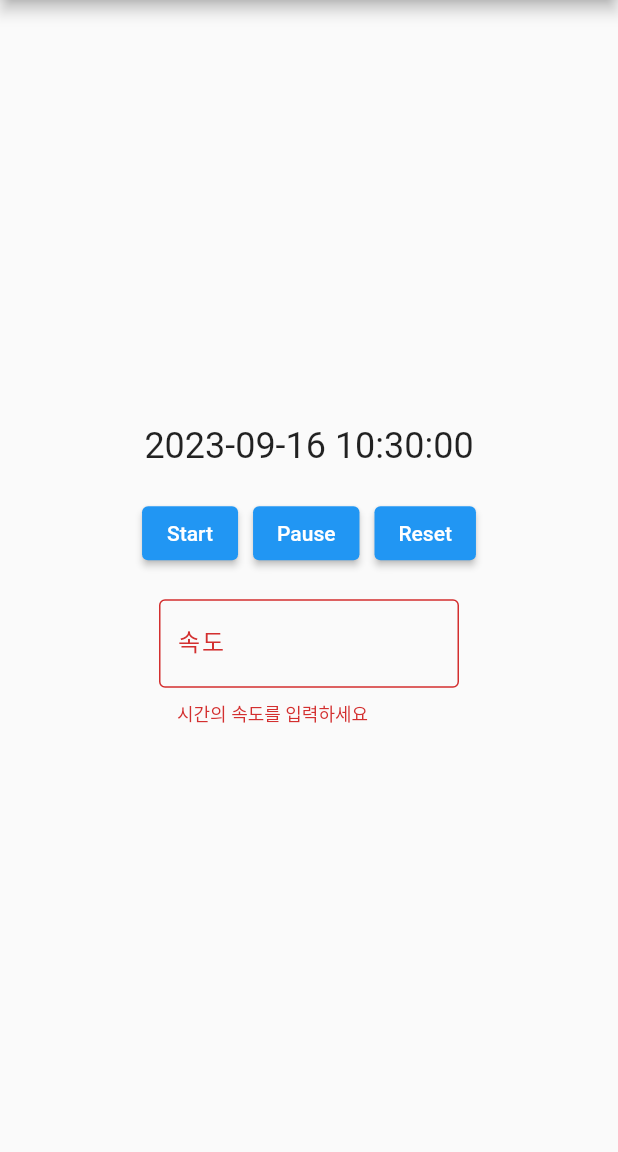
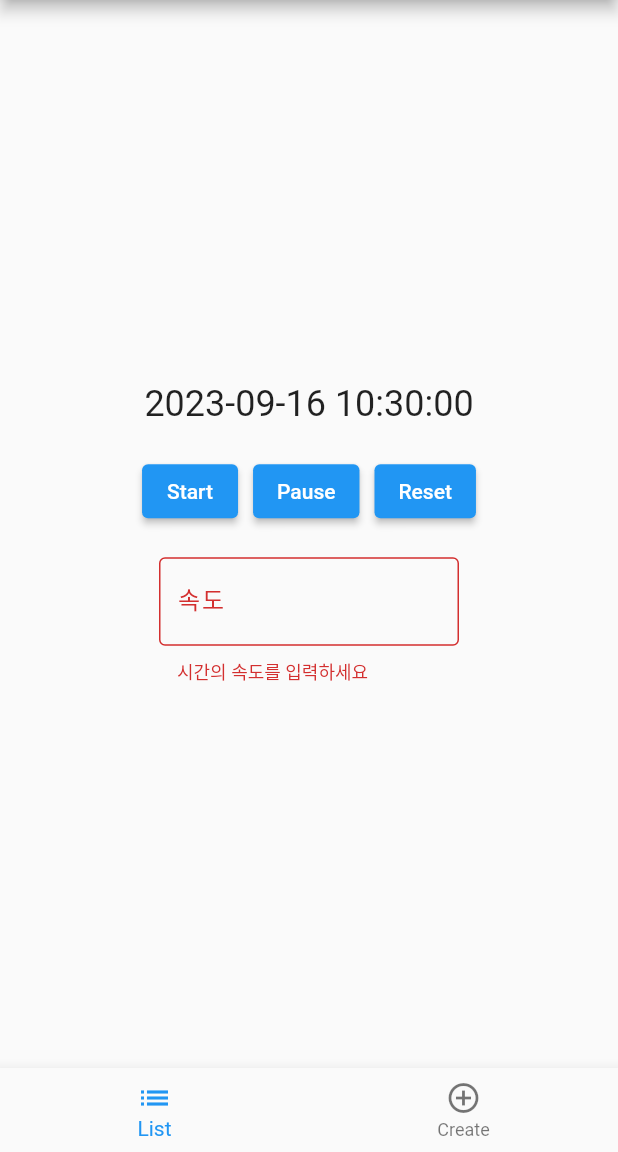
Before and after one commit to sangwoo-sean/if-timer, a Flutter app: the screen it shows after launch, on a phone screen of 412 x 824 dp, the part 84-1236 px from its top. Run offline on Flutter 3.47's test engine with Material 2 defaults, Android fonts, the phone set to English and light mode, and no system bars.

Commit message:
split into files

```diff
--- /dev/null
+++ b/lib/components/CreateTimer.dart
@@ -0,0 +1,95 @@
+import 'dart:async';
+
+import 'package:flutter/material.dart';
+import 'package:intl/intl.dart';
+
+import 'CustomTextField.dart';
+
+class CreateTimer extends StatefulWidget {
+  const CreateTimer({super.key});
+
+  @override
+  State<StatefulWidget> createState() => _CreateTimerState();
+}
+
+class _CreateTimerState extends State<CreateTimer> {
+  int _timePassed = 0;
+  Timer? _ifTimer;
+  bool _isRunning = false;
+  DateTime startTime = DateTime.now();
+  var speed = 1;
+  final TextEditingController _textController = TextEditingController();
+
+  void _startTimer() {
+    if (!_isRunning && _textController.text.isNotEmpty) {
+      setState(() {
+        _isRunning = true;
+        startTime = DateTime.now();
+        speed = int.parse(_textController.text);
+      });
+      _ifTimer = Timer.periodic(const Duration(milliseconds: 1), (timer) {
+        setState(() {
+          _timePassed = _timePassed + speed;
+        });
+      });
+    }
+  }
+
+  void _pauseTimer() {
+    if (_ifTimer != null && _isRunning) {
+      _ifTimer!.cancel();
+      setState(() {
+        _isRunning = false;
+      });
+    }
+  }
+
+  void _resetTimer() {
+    if (_ifTimer != null) {
+      _ifTimer!.cancel();
+      setState(() {
+        _isRunning = false;
+        _timePassed = 0;
+        startTime = DateTime.now();
+      });
+    }
+  }
+
+  @override
+  void dispose() {
+    _ifTimer?.cancel();
+    super.dispose();
+  }
+
+  @override
+  Widget build(BuildContext context) {
+    DateTime ifNow = DateTime.fromMillisecondsSinceEpoch(
+        startTime.millisecondsSinceEpoch + _timePassed);
+    String formattedIfNow = DateFormat('yyyy-MM-dd hh:mm:ss').format(ifNow);
+
+    return Column(
+      mainAxisAlignment: MainAxisAlignment.center,
+      children: <Widget>[
+        Text(formattedIfNow, style: const TextStyle(fontSize: 24)),
+        const SizedBox(height: 20),
+        Row(
+          mainAxisAlignment: MainAxisAlignment.center,
+          children: [
+            ElevatedButton(
+                onPressed: _startTimer, child: const Text('Start')),
+            const SizedBox(width: 10),
+            ElevatedButton(
+                onPressed: _pauseTimer, child: const Text('Pause')),
+            const SizedBox(width: 10),
+            ElevatedButton(
+                onPressed: _resetTimer, child: const Text('Reset')),
+          ],
+        ),
+        const SizedBox(height: 20),
+        CustomTextField(
+          controller: _textController,
+        )
+      ],
+    );
+  }
+}
--- /dev/null
+++ b/lib/components/CustomTextField.dart
@@ -0,0 +1,36 @@
+import 'package:flutter/material.dart';
+
+class CustomTextField extends StatelessWidget {
+  final TextEditingController controller;
+
+  const CustomTextField({required this.controller, Key? key}) : super(key: key);
+
+  @override
+  Widget build(BuildContext context) {
+    return SizedBox(
+      width: 200,
+      child: TextFormField(
+        controller: controller,
+        decoration: InputDecoration(
+          border: const OutlineInputBorder(),
+          labelText: '속도',
+          labelStyle: MaterialStateTextStyle.resolveWith(
+                (Set<MaterialState> states) {
+              final Color color = states.contains(MaterialState.error)
+                  ? Theme.of(context).colorScheme.error
+                  : Colors.blue;
+              return TextStyle(color: color, letterSpacing: 1.3);
+            },
+          ),
+        ),
+        validator: (String? value) {
+          if (value == null || value.isEmpty) {
+            return '시간의 속도를 입력하세요';
+          }
+          return null;
+        },
+        autovalidateMode: AutovalidateMode.always,
+      ),
+    );
+  }
+}
--- a/lib/main.dart
+++ b/lib/main.dart
@@ -1,7 +1,7 @@
-import 'dart:async';
+import 'package:flutter/material.dart';
 
-import 'package:flutter/material.dart';
-import 'package:intl/intl.dart';
+import 'components/CreateTimer.dart';
+import 'components/TimerList.dart';
 
 void main() {
   runApp(const IfTimerApp());
@@ -15,139 +15,44 @@ class IfTimerApp extends StatefulWidget {
 }
 
 class _TimerAppState extends State<IfTimerApp> {
+  int _selectedIndex = 0;
+
+  final List<Widget> _widgetOptions = [
+    const CreateTimer(),
+    const TimerList(),
+  ];
+
+  void _onItemTapped(int index) {
+    setState(() {
+      _selectedIndex = index;
+    });
+  }
+
   @override
   Widget build(BuildContext context) {
     return MaterialApp(
+      title: "If Timer Title",
       home: Scaffold(
         appBar: AppBar(title: const Text('IF Timer')),
-        body: const Center(
-          child: CreateTimer(),
+        body: Center(
+          child: _widgetOptions.elementAt(_selectedIndex),
+        ),
+        bottomNavigationBar: BottomNavigationBar(
+          items: const <BottomNavigationBarItem>[
+            BottomNavigationBarItem(
+              icon: Icon(Icons.list),
+              label: 'List',
+            ),
+            BottomNavigationBarItem(
+              icon: Icon(Icons.add_circle_outline),
+              label: 'Create',
+            ),
+          ],
+          currentIndex: _selectedIndex,
+          selectedItemColor: Colors.blue,
+          onTap: _onItemTapped,
         ),
       ),
     );
   }
 }
-
-class CreateTimer extends StatefulWidget {
-  const CreateTimer({super.key});
-
-  @override
-  State<StatefulWidget> createState() => _CreateTimerState();
-}
-
-class _CreateTimerState extends State<CreateTimer> {
-  int _timePassed = 0;
-  Timer? _ifTimer;
-  bool _isRunning = false;
-  DateTime startTime = DateTime.now();
-  var speed = 1;
-  final TextEditingController _textController = TextEditingController();
-
-  void _startTimer() {
-    if (!_isRunning && _textController.text.isNotEmpty) {
-      setState(() {
-        _isRunning = true;
-        startTime = DateTime.now();
-        speed = int.parse(_textController.text);
-      });
-      _ifTimer = Timer.periodic(const Duration(milliseconds: 1), (timer) {
-        setState(() {
-          _timePassed = _timePassed + speed;
-        });
-      });
-    }
-  }
-
-  void _pauseTimer() {
-    if (_ifTimer != null && _isRunning) {
-      _ifTimer!.cancel();
-      setState(() {
-        _isRunning = false;
-      });
-    }
-  }
-
-  void _resetTimer() {
-    if (_ifTimer != null) {
-      _ifTimer!.cancel();
-      setState(() {
-        _isRunning = false;
-        _timePassed = 0;
-        startTime = DateTime.now();
-      });
-    }
-  }
-
-  @override
-  void dispose() {
-    _ifTimer?.cancel();
-    super.dispose();
-  }
-
-  @override
-  Widget build(BuildContext context) {
-    DateTime ifNow = DateTime.fromMillisecondsSinceEpoch(
-        startTime.millisecondsSinceEpoch + _timePassed);
-    String formattedIfNow = DateFormat('yyyy-MM-dd hh:mm:ss').format(ifNow);
-
-    return Column(
-      mainAxisAlignment: MainAxisAlignment.center,
-      children: <Widget>[
-        Text(formattedIfNow, style: const TextStyle(fontSize: 24)),
-        const SizedBox(height: 20),
-        Row(
-          mainAxisAlignment: MainAxisAlignment.center,
-          children: [
-            ElevatedButton(
-                onPressed: _startTimer, child: const Text('Start')),
-            const SizedBox(width: 10),
-            ElevatedButton(
-                onPressed: _pauseTimer, child: const Text('Pause')),
-            const SizedBox(width: 10),
-            ElevatedButton(
-                onPressed: _resetTimer, child: const Text('Reset')),
-          ],
-        ),
-        const SizedBox(height: 20),
-        CustomTextField(
-          controller: _textController,
-        )
-      ],
-    );
-  }
-}
-
-class CustomTextField extends StatelessWidget {
-  final TextEditingController controller;
-
-  const CustomTextField({required this.controller, Key? key}) : super(key: key);
-
-  @override
-  Widget build(BuildContext context) {
-    return SizedBox(
-      width: 200,
-      child: TextFormField(
-        controller: controller,
-        decoration: InputDecoration(
-          border: const OutlineInputBorder(),
-          labelText: '속도',
-          labelStyle: MaterialStateTextStyle.resolveWith(
-            (Set<MaterialState> states) {
-              final Color color = states.contains(MaterialState.error)
-                  ? Theme.of(context).colorScheme.error
-                  : Colors.blue;
-              return TextStyle(color: color, letterSpacing: 1.3);
-            },
-          ),
-        ),
-        validator: (String? value) {
-          if (value == null || value.isEmpty) {
-            return '시간의 속도를 입력하세요';
-          }
-          return null;
-        },
-        autovalidateMode: AutovalidateMode.always,
-      ),
-    );
-  }
-}
```
Also changed, not shown: lib/components/TimerList.dart (added, +95 -0 lines).
